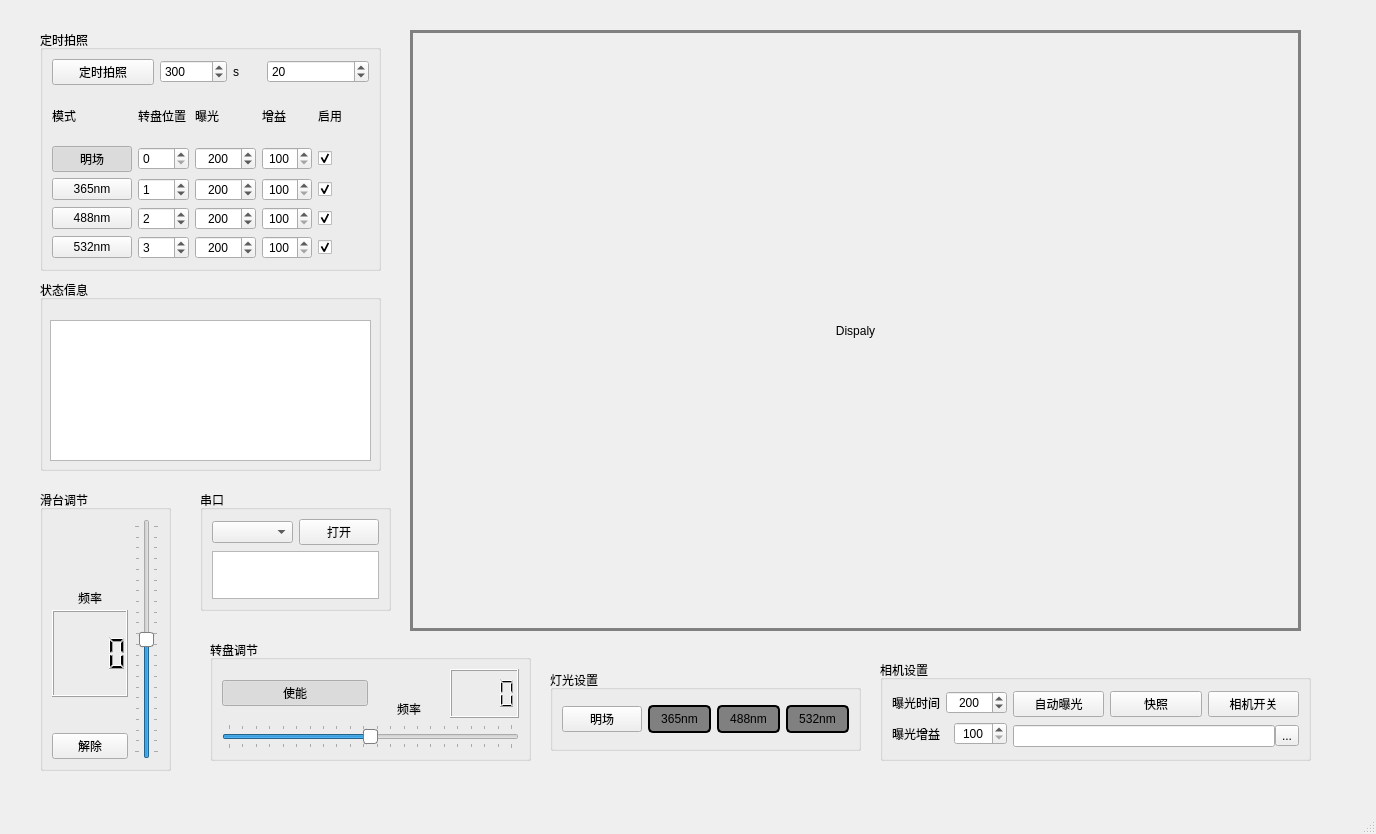
This is mainwindow.ui in PingY2000/QT_Fluor as Qt 5 draws it before an edit. The edited form follows.
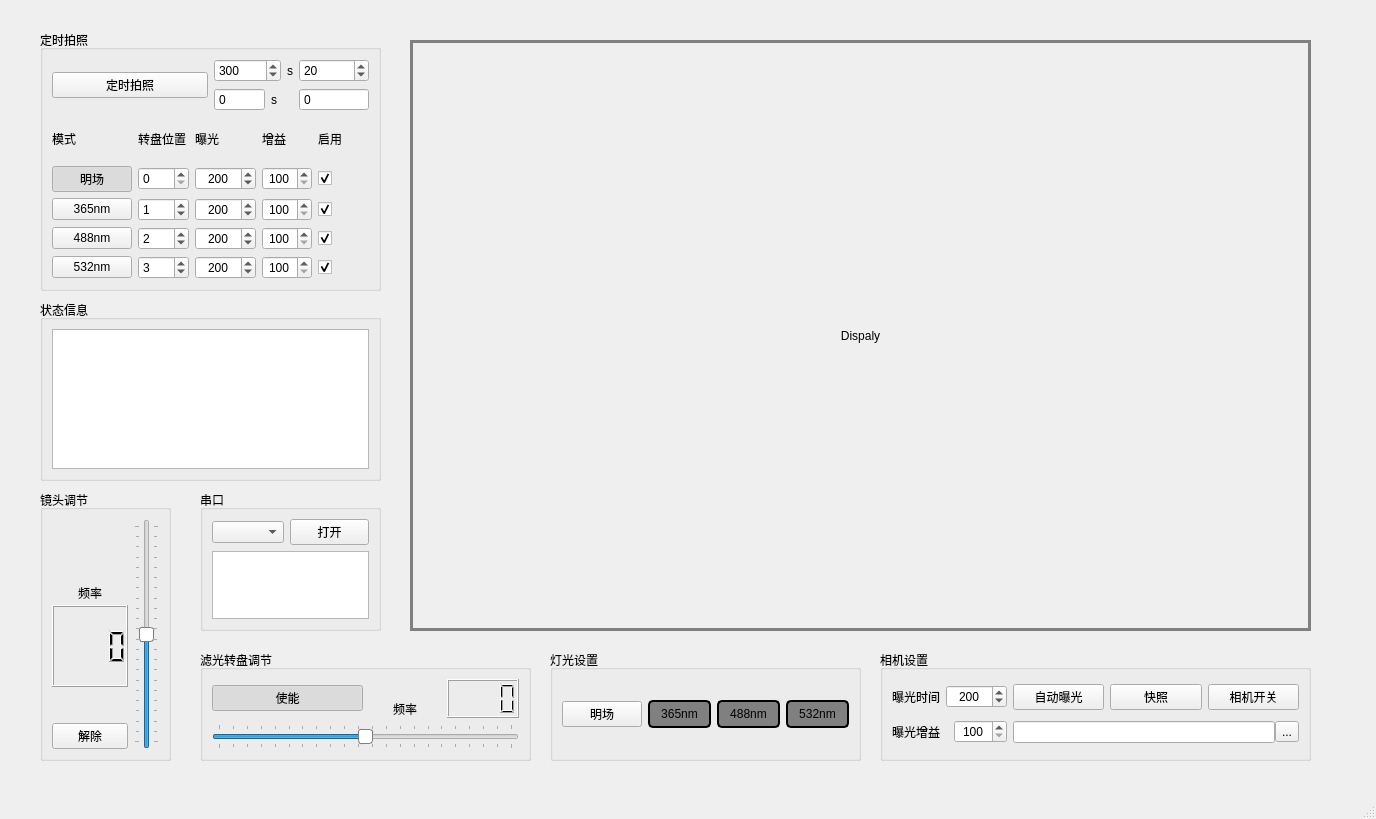
This is the edited form.

Commit message: 代码修改

```diff
--- a/mainwindow.ui
+++ b/mainwindow.ui
@@ -7,7 +7,7 @@
     <x>0</x>
     <y>0</y>
     <width>1376</width>
-    <height>834</height>
+    <height>819</height>
    </rect>
   </property>
   <property name="windowTitle">
@@ -18,9 +18,9 @@
     <property name="geometry">
      <rect>
       <x>410</x>
-      <y>30</y>
-      <width>891</width>
-      <height>601</height>
+      <y>40</y>
+      <width>901</width>
+      <height>591</height>
      </rect>
     </property>
     <property name="styleSheet">
@@ -38,8 +38,8 @@
      <rect>
       <x>200</x>
       <y>490</y>
-      <width>191</width>
-      <height>121</height>
+      <width>181</width>
+      <height>141</height>
      </rect>
     </property>
     <property name="title">
@@ -71,14 +71,14 @@
    <widget class="QGroupBox" name="groupBox_FliterMotor">
     <property name="geometry">
      <rect>
-      <x>210</x>
-      <y>640</y>
-      <width>321</width>
-      <height>121</height>
+      <x>200</x>
+      <y>650</y>
+      <width>331</width>
+      <height>111</height>
      </rect>
     </property>
     <property name="title">
-     <string>转盘调节</string>
+     <string>滤光转盘调节</string>
     </property>
     <layout class="QVBoxLayout" name="verticalLayout_7">
      <item>
@@ -164,9 +164,9 @@
     <property name="geometry">
      <rect>
       <x>880</x>
-      <y>660</y>
+      <y>650</y>
       <width>431</width>
-      <height>101</height>
+      <height>111</height>
      </rect>
     </property>
     <property name="title">
@@ -310,7 +310,7 @@
       <x>40</x>
       <y>30</y>
       <width>341</width>
-      <height>241</height>
+      <height>261</height>
      </rect>
     </property>
     <property name="title">
@@ -330,11 +330,13 @@
         </widget>
        </item>
        <item>
+        <layout class="QGridLayout" name="gridLayout">
+         <item row="0" column="0">
         <layout class="QHBoxLayout" name="horizontalLayout_5">
          <item>
           <widget class="QSpinBox" name="spinBox_SnapScheduledTime">
            <property name="minimum">
-            <number>1</number>
+              <number>60</number>
            </property>
            <property name="maximum">
             <number>100000</number>
@@ -353,7 +355,7 @@
          </item>
         </layout>
        </item>
-       <item>
+         <item row="0" column="1">
         <widget class="QSpinBox" name="spinBox_SnapScheduledTimes">
          <property name="minimum">
           <number>1</number>
@@ -366,6 +368,57 @@
          </property>
         </widget>
        </item>
+         <item row="1" column="1">
+          <widget class="QSpinBox" name="spinBox_SnapScheduledTimes_Show">
+           <property name="readOnly">
+            <bool>true</bool>
+           </property>
+           <property name="buttonSymbols">
+            <enum>QAbstractSpinBox::ButtonSymbols::NoButtons</enum>
+           </property>
+           <property name="minimum">
+            <number>0</number>
+           </property>
+           <property name="maximum">
+            <number>10000000</number>
+           </property>
+           <property name="value">
+            <number>0</number>
+           </property>
+          </widget>
+         </item>
+         <item row="1" column="0">
+          <layout class="QHBoxLayout" name="horizontalLayout_12">
+           <item>
+            <widget class="QSpinBox" name="spinBox_SnapScheduledPeriod_Show">
+             <property name="readOnly">
+              <bool>true</bool>
+             </property>
+             <property name="buttonSymbols">
+              <enum>QAbstractSpinBox::ButtonSymbols::NoButtons</enum>
+             </property>
+             <property name="minimum">
+              <number>0</number>
+             </property>
+             <property name="maximum">
+              <number>100000</number>
+             </property>
+             <property name="value">
+              <number>0</number>
+             </property>
+            </widget>
+           </item>
+           <item>
+            <widget class="QLabel" name="label_10">
+             <property name="text">
+              <string>s</string>
+             </property>
+            </widget>
+           </item>
+          </layout>
+         </item>
+        </layout>
+       </item>
       </layout>
      </item>
      <item>
@@ -710,11 +763,11 @@
       <x>40</x>
       <y>490</y>
       <width>131</width>
-      <height>281</height>
+      <height>271</height>
      </rect>
     </property>
     <property name="title">
-     <string>滑台调节</string>
+     <string>镜头调节</string>
     </property>
     <layout class="QHBoxLayout" name="horizontalLayout_7">
      <item>
@@ -798,9 +851,9 @@
     <property name="geometry">
      <rect>
       <x>550</x>
-      <y>670</y>
+      <y>650</y>
       <width>311</width>
-      <height>81</height>
+      <height>111</height>
      </rect>
     </property>
     <property name="title">
@@ -886,24 +939,19 @@
     <property name="geometry">
      <rect>
       <x>40</x>
-      <y>280</y>
+      <y>300</y>
       <width>341</width>
-      <height>191</height>
+      <height>181</height>
      </rect>
     </property>
     <property name="title">
      <string>状态信息</string>
     </property>
-    <widget class="QTextEdit" name="textEdit">
-     <property name="geometry">
-      <rect>
-       <x>10</x>
-       <y>40</y>
-       <width>321</width>
-       <height>141</height>
-      </rect>
-     </property>
-    </widget>
+    <layout class="QHBoxLayout" name="horizontalLayout_13">
+     <item>
+      <widget class="QTextEdit" name="textEdit"/>
+     </item>
+    </layout>
    </widget>
   </widget>
   <widget class="QMenuBar" name="menubar">
```
Left out of the diff: 2 changed lines with no effect on the pictures. Lines whose indentation alone changed are shown as unchanged. The commit also changes 2 other files.
